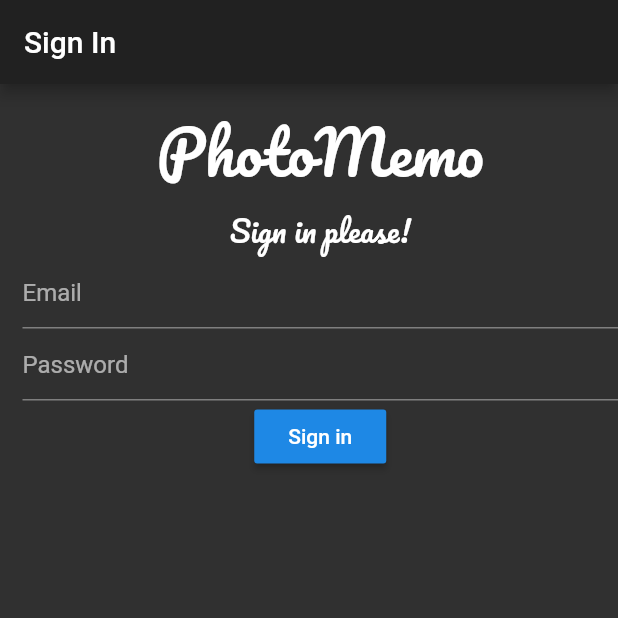
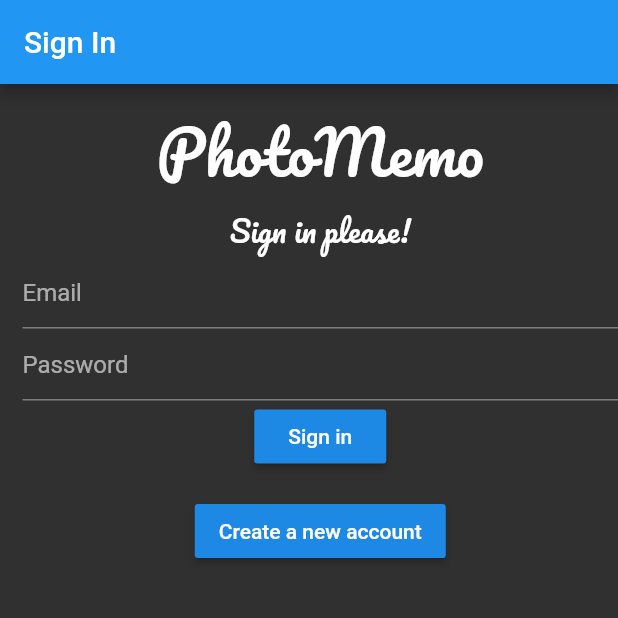
Before and after one commit to rohithaider/cmsc4303-lesson3, a Flutter app: the screen it shows after launch, on a phone screen of 412 x 824 dp, the top half of it. Run offline on Flutter 3.47's test engine with Material 2 defaults, Android fonts, the phone set to English and light mode, and no system bars; our stand-ins replace cloud_firestore, firebase_auth, firebase_core, firebase_storage, image_picker; missing offline and left inert: firebase_ml_vision; accounts and stored records are empty.

Commit message:
add a button 2

```diff
--- a/lib/main.dart
+++ b/lib/main.dart
@@ -17,7 +17,10 @@ class lesson3 extends StatelessWidget {
   Widget build(BuildContext context) {
     return MaterialApp(
       debugShowCheckedModeBanner: Constant.DEV,
-      theme: ThemeData(brightness: Brightness.dark),
+      theme: ThemeData(
+        brightness: Brightness.dark,
+        primaryColor: Colors.blue,
+      ),
       initialRoute: SignInScreen.routeName,
       routes: {
         SignInScreen.routeName: (context) => SignInScreen(),
--- a/lib/screen/signin_screen.dart
+++ b/lib/screen/signin_screen.dart
@@ -78,7 +78,15 @@ class _SignInState extends State<SignInScreen> {
                     'Sign in',
                     style: Theme.of(context).textTheme.button,
                   ),
-                )
+                ),
+                SizedBox(height: 15),
+                RaisedButton(
+                  onPressed: con.signUp,
+                  child: Text(
+                    'Create a new account',
+                    style: Theme.of(context).textTheme.button,
+                  ),
+                ),
               ],
             ),
           ),
@@ -151,4 +159,8 @@ class _Controller {
       );
     }
   }
+
+  void signUp() {
+    //navigate to sign up screen
+  }
 }
```
